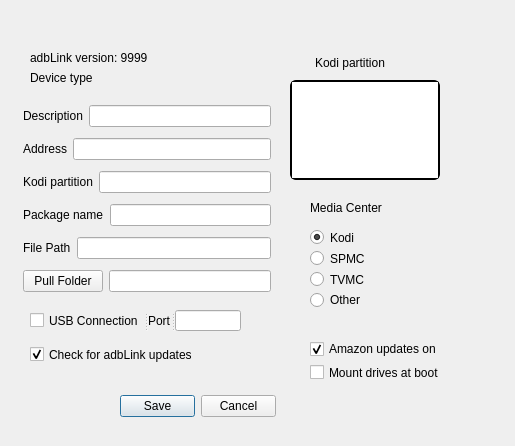
Qt form preferencesdialog.ui (Michael33881/adbLink) before a commit.
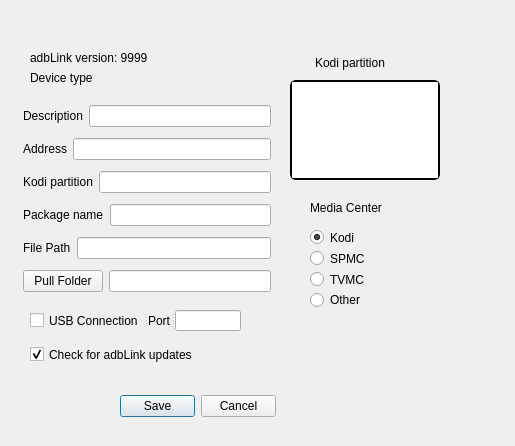
The same form after that commit.

The edit to the form file:
```diff
--- a/preferencesdialog.ui
+++ b/preferencesdialog.ui
@@ -198,44 +198,6 @@
     <bool>false</bool>
    </property>
   </widget>
-  <widget class="QWidget" name="layoutWidget">
-   <property name="geometry">
-    <rect>
-     <x>310</x>
-     <y>340</y>
-     <width>151</width>
-     <height>41</height>
-    </rect>
-   </property>
-   <layout class="QVBoxLayout" name="verticalLayout_4">
-    <item>
-     <widget class="QCheckBox" name="ftvupdatesBox">
-      <property name="toolTip">
-       <string>&lt;html&gt;&lt;head/&gt;&lt;body&gt;&lt;p&gt;This&lt;span style=&quot; color:#c0c0c0;&quot;/&gt;disables/enables&lt;span style=&quot; color:#c0c0c0;&quot;/&gt;com.amazon.dcp&lt;/p&gt;&lt;/body&gt;&lt;/html&gt;</string>
-      </property>
-      <property name="text">
-       <string>Amazon updates on</string>
-      </property>
-      <property name="checked">
-       <bool>true</bool>
-      </property>
-     </widget>
-    </item>
-    <item>
-     <widget class="QCheckBox" name="mountbox">
-      <property name="toolTip">
-       <string>&lt;html&gt;&lt;head/&gt;&lt;body&gt;&lt;p&gt;Start SSH server at boot. Requires root.&lt;/p&gt;&lt;/body&gt;&lt;/html&gt;</string>
-      </property>
-      <property name="text">
-       <string>Mount drives at boot</string>
-      </property>
-      <property name="checked">
-       <bool>false</bool>
-      </property>
-     </widget>
-    </item>
-   </layout>
-  </widget>
   <widget class="QLabel" name="devicenameLabel">
    <property name="geometry">
     <rect>
```
Left out of the diff: 2 changed lines with no effect on the pictures.
